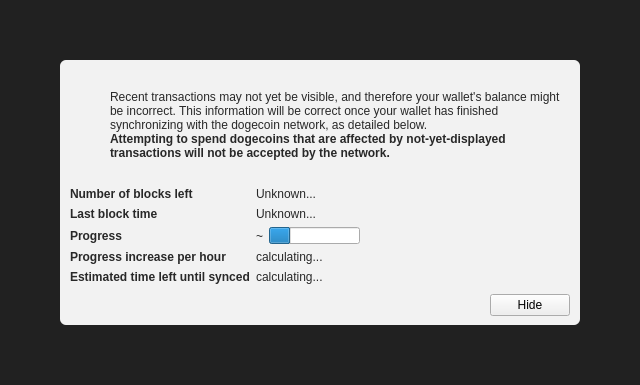
Before: the Qt Designer form src/qt/forms/modaloverlay.ui in soqucoin/soqucoin, drawn with Qt 5.
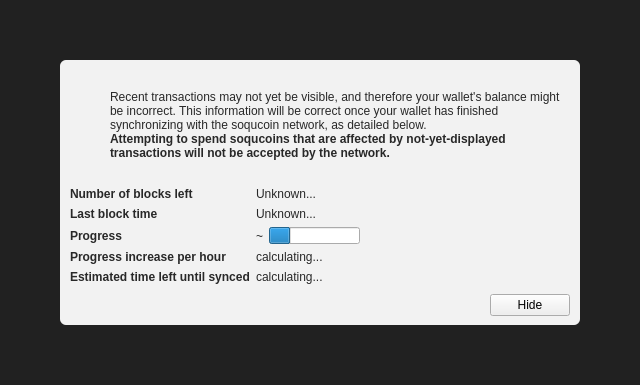
After: the same form once the commit is applied. Icons and pictures are not drawn. Custom widgets are drawn as their Qt base class.

Commit message: chore: rebrand to Soqucoin (SOQ) — quantum-resistant Scrypt-PoW chain

```diff
--- a/src/qt/forms/modaloverlay.ui
+++ b/src/qt/forms/modaloverlay.ui
@@ -130,7 +130,7 @@
              <item>
               <widget class="QLabel" name="infoText">
                <property name="text">
-                <string>Recent transactions may not yet be visible, and therefore your wallet's balance might be incorrect. This information will be correct once your wallet has finished synchronizing with the dogecoin network, as detailed below.</string>
+                <string>Recent transactions may not yet be visible, and therefore your wallet's balance might be incorrect. This information will be correct once your wallet has finished synchronizing with the soqucoin network, as detailed below.</string>
                </property>
                <property name="textFormat">
                 <enum>Qt::RichText</enum>
@@ -149,7 +149,7 @@
                 </font>
                </property>
                <property name="text">
-                <string>Attempting to spend dogecoins that are affected by not-yet-displayed transactions will not be accepted by the network.</string>
+                <string>Attempting to spend soqucoins that are affected by not-yet-displayed transactions will not be accepted by the network.</string>
                </property>
                <property name="textFormat">
                 <enum>Qt::RichText</enum>
```
The commit also changes 495 other files.
